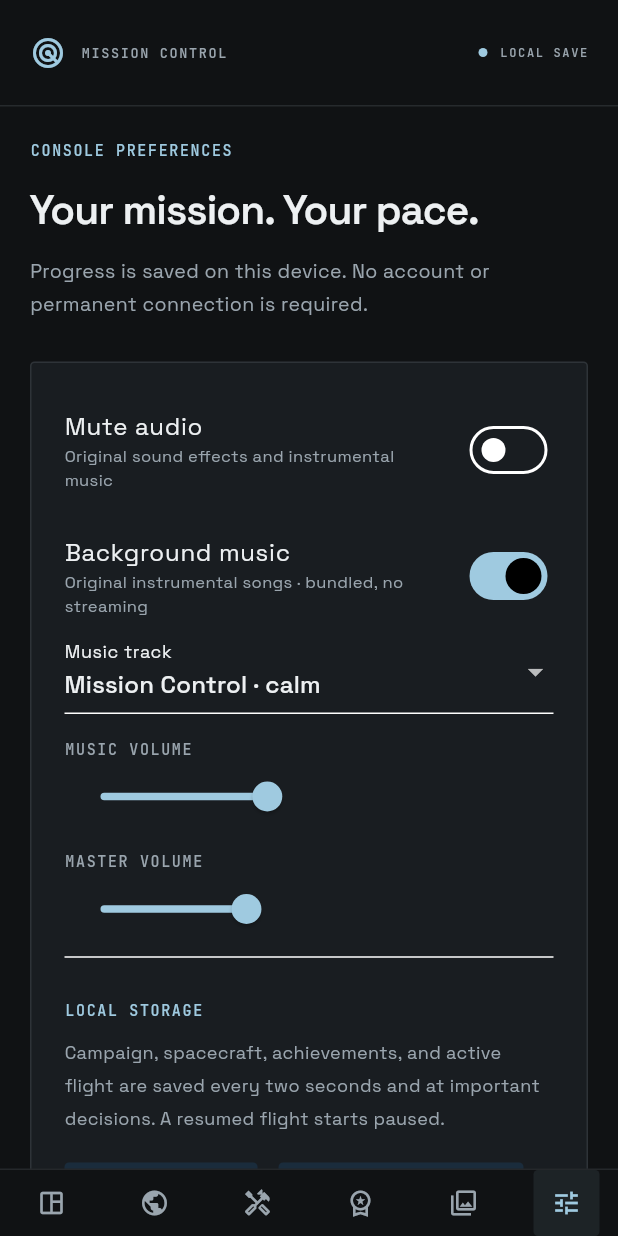
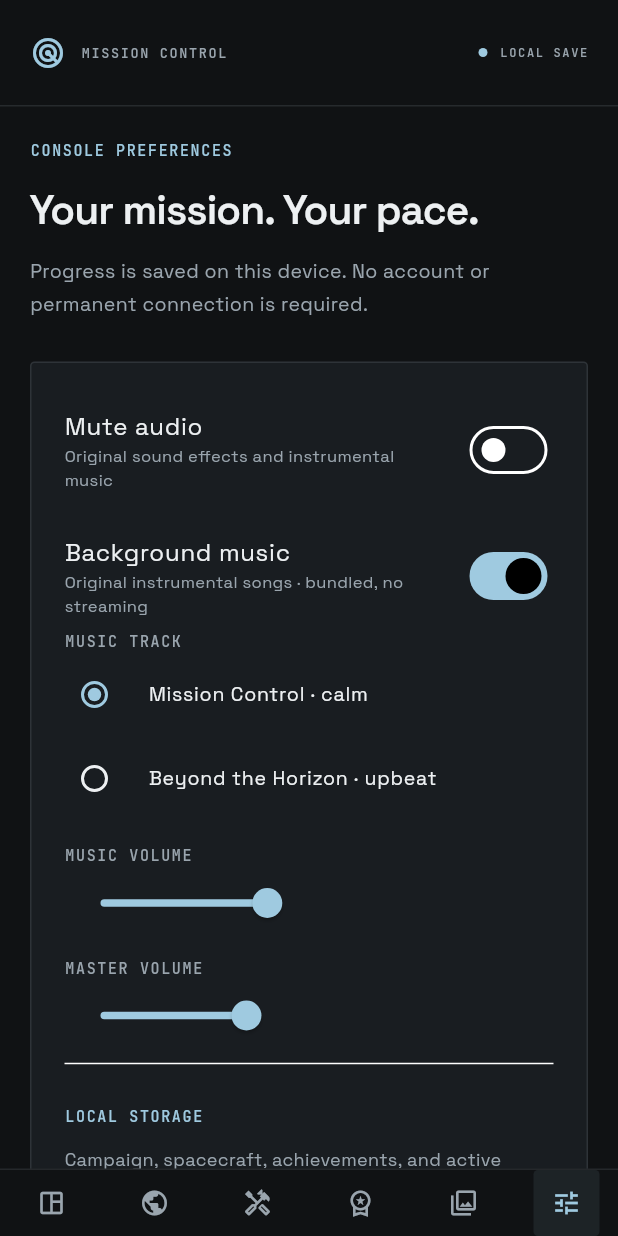
Before and after one commit to Ayushr0129/mission-control-game, a Flutter app: the screen it shows after launch, item 6 of the bottom bar chosen, on a phone screen of 412 x 824 dp. Run offline on Flutter 3.47's test engine with Material 3 defaults, Android fonts, the phone set to English and light mode, and no system bars; our stand-ins replace audioplayers, shared_preferences, web; missing offline and left inert: dart:js_interop, flame.

Commit message:
Make both music choices directly accessible on phone screens

```diff
--- a/lib/screens/extras.dart
+++ b/lib/screens/extras.dart
@@ -318,19 +318,9 @@ mixin ExtrasScreens on MissionController {
                 save();
               },
             ),
-            DropdownButtonFormField<String>(
-              initialValue: p.musicTrack,
-              decoration: const InputDecoration(labelText: 'Music track'),
-              items: const [
-                DropdownMenuItem(
-                  value: 'music_control',
-                  child: Text('Mission Control · calm'),
-                ),
-                DropdownMenuItem(
-                  value: 'music_horizon',
-                  child: Text('Beyond the Horizon · upbeat'),
-                ),
-              ],
+            label('MUSIC TRACK'),
+            RadioGroup<String>(
+              groupValue: p.musicTrack,
               onChanged: (v) {
                 if (v == null) return;
                 setState(() => p.musicTrack = v);
@@ -338,6 +328,26 @@ mixin ExtrasScreens on MissionController {
                 audio.startMusic();
                 save();
               },
+              child: Column(
+                children: const [
+                  RadioListTile<String>(
+                    contentPadding: EdgeInsets.zero,
+                    value: 'music_control',
+                    title: Text(
+                      'Mission Control · calm',
+                      style: TextStyle(fontSize: 13),
+                    ),
+                  ),
+                  RadioListTile<String>(
+                    contentPadding: EdgeInsets.zero,
+                    value: 'music_horizon',
+                    title: Text(
+                      'Beyond the Horizon · upbeat',
+                      style: TextStyle(fontSize: 13),
+                    ),
+                  ),
+                ],
+              ),
             ),
             const SizedBox(height: 16),
             label('MUSIC VOLUME'),
```
Also changed, not shown: 1 other file.
